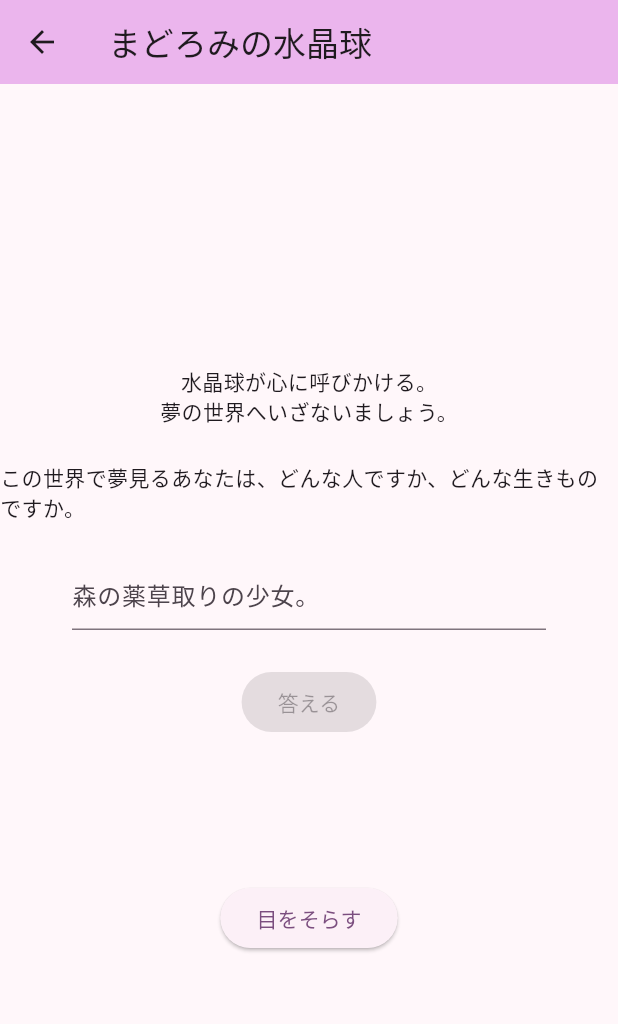
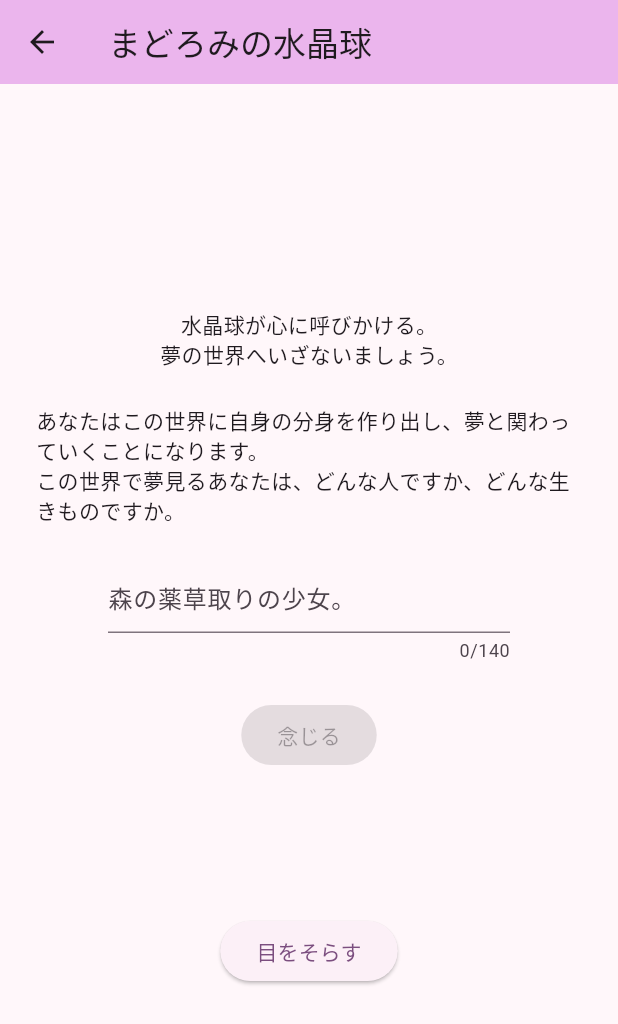
Before and after one commit to kareha-mirror/pot.lucidrowse, a Flutter app: the CreateScreen screen opened by its route, on a phone screen of 412 x 824 dp. Shown: the top 1024 px of the screen. Run offline on Flutter 3.47's test engine with Material 3 defaults, Android fonts, the phone set to English and light mode, and no system bars.

Commit message:
Add dummy figure

```diff
--- a/client/lib/models/player.dart
+++ b/client/lib/models/player.dart
@@ -1,19 +1,59 @@
-enum InhabitKind {
+enum Inhabit {
   foreigner,
   inhabitant,
   hermit,
   forgotten;
 
-  bool get isForeigner => this == InhabitKind.foreigner;
+  bool get isForeigner => this == Inhabit.foreigner;
+}
+
+class Flavor {
+  String raw;
+  String filtered;
+
+  String name;
+  String race;
+  String job;
+
+  String imageUrl;
+
+  int time;
+
+  Flavor.blank()
+    : raw = '',
+      filtered = '',
+      name = '',
+      race = '',
+      job = '',
+      imageUrl = '',
+      time = 0;
+}
+
+class Action {
+  String raw;
+  String filtered;
+
+  int time;
+
+  Action.blank() : raw = '', filtered = '', time = 0;
 }
 
 class Player {
-  InhabitKind inhabitKind;
-  String flavorText;
-  String actionText;
+  Inhabit inhabit;
+
+  List<Flavor> flavors;
+  Flavor flavor;
+
+  List<Action> actions;
+  Action action;
+
+  String summary;
 
   Player.unnamed()
-    : inhabitKind = InhabitKind.foreigner,
-      flavorText = '',
-      actionText = '';
+    : inhabit = Inhabit.foreigner,
+      flavors = [],
+      flavor = Flavor.blank(),
+      actions = [],
+      action = Action.blank(),
+      summary = '';
 }
--- a/client/lib/screens/create_screen.dart
+++ b/client/lib/screens/create_screen.dart
@@ -19,7 +19,7 @@ class _CreateScreenState extends State<CreateScreen> {
   void initState() {
     super.initState();
     _controller = TextEditingController();
-    _controller.text = widget.state.player.flavorText;
+    _controller.text = widget.state.player.flavor.raw;
   }
 
   @override
@@ -28,12 +28,25 @@ class _CreateScreenState extends State<CreateScreen> {
     super.dispose();
   }
 
-  void _submitText(String value) {
+  void _submitRaw(String value) {
     setState(() {
-      widget.state.player.flavorText = value;
+      widget.state.player.flavor.raw = value;
+      widget.state.player.flavor.filtered = value;
 
-      if (widget.state.player.inhabitKind.isForeigner) {
-        widget.state.player.inhabitKind = InhabitKind.inhabitant;
+      widget.state.player.flavor.name = 'リタ';
+      widget.state.player.flavor.race = '人間';
+      widget.state.player.flavor.job = '見習い魔法使い';
+
+      widget.state.player.flavor.imageUrl = 'assets/images/figure.webp';
+
+      widget.state.player.flavor.time = widget.state.time;
+    });
+  }
+
+  void _commit() {
+    setState(() {
+      if (widget.state.player.inhabit.isForeigner) {
+        widget.state.player.inhabit = Inhabit.inhabitant;
         widget.state.inhabitants.add(widget.state.player);
       }
     });
@@ -44,48 +57,75 @@ class _CreateScreenState extends State<CreateScreen> {
     return Scaffold(
       appBar: AppBar(
         backgroundColor: Theme.of(context).colorScheme.inversePrimary,
-        title: Text('まどろみの水晶球'),
+        title: const Text('まどろみの水晶球'),
       ),
+
       body: Center(
-        child: ConstrainedBox(
-          constraints: const BoxConstraints(maxWidth: 1200),
+        child: SingleChildScrollView(
+          padding: const EdgeInsets.symmetric(horizontal: 24, vertical: 16),
           child: Column(
-            mainAxisAlignment: .center,
             children: [
-              SizedBox(height: 48),
-              Text('水晶球が心に呼びかける。'),
-              Text('夢の世界へいざないましょう。'),
-              SizedBox(height: 24),
-              Text('この世界で夢見るあなたは、どんな人ですか、どんな生きものですか。'),
-              SizedBox(height: 24),
+              if (widget.state.player.inhabit.isForeigner) ...[
+                const Text('水晶球が心に呼びかける。'),
+                const Text('夢の世界へいざないましょう。'),
+                const SizedBox(height: 24),
+                const Text('あなたはこの世界に自身の分身を作り出し、夢と関わっていくことになります。'),
+                const Text('この世界で夢見るあなたは、どんな人ですか、どんな生きものですか。'),
+              ] else ...[
+                const Text('水晶球が心に呼びかける。'),
+                const Text('何か変化はありましたか。'),
+                const SizedBox(height: 24),
+                const Text('あなたの分身に何か変化があるのなら、ここで新たに念じてください。'),
+              ],
+
+              const SizedBox(height: 24),
               Padding(
                 padding: EdgeInsets.symmetric(horizontal: 48),
                 child: TextField(
                   controller: _controller,
                   decoration: InputDecoration(hintText: '森の薬草取りの少女。'),
-                  onSubmitted: (String value) => _submitText(value),
+                  onSubmitted: (String value) => _submitRaw(value),
                   onChanged: (String value) => setState(() {}),
                   maxLines: null,
+                  maxLength: 140,
                 ),
               ),
               SizedBox(height: 24),
-              if (_controller.text == '')
-                ElevatedButton(onPressed: null, child: Text('答える'))
-              else
+              ElevatedButton(
+                onPressed: _controller.text.isEmpty
+                    ? null
+                    : () => _submitRaw(_controller.text),
+                child: Text('念じる'),
+              ),
+              if (widget.state.player.flavor.filtered != '') ...[
+                SizedBox(height: 48),
+                const Text('あなたの言葉は夢に映されこうなりました。'),
+                SizedBox(height: 24),
+                Text(widget.state.player.flavor.filtered),
+                const SizedBox(height: 48),
+                Center(
+                  child: ConstrainedBox(
+                    constraints: const BoxConstraints(maxWidth: 600),
+                    child: Image(
+                      image: AssetImage(widget.state.player.flavor.imageUrl),
+                    ),
+                  ),
+                ),
+                const SizedBox(height: 48),
                 ElevatedButton(
-                  onPressed: () => _submitText(_controller.text),
-                  child: Text('答える'),
+                  onPressed: () {
+                    _commit();
+                    Navigator.pop(context);
+                  },
+                  child: Text('これでよし'),
                 ),
-              if (widget.state.player.flavorText != '') ...[
-                SizedBox(height: 48),
-                Text(widget.state.player.flavorText),
               ],
-              SizedBox(height: 96),
+              const SizedBox(height: 96),
               ElevatedButton(
                 onPressed: () => Navigator.pop(context),
                 child: Text('目をそらす'),
               ),
-              SizedBox(height: 48),
+              SizedBox(height: 16),
             ],
           ),
         ),
--- a/client/lib/screens/debug_screen.dart
+++ b/client/lib/screens/debug_screen.dart
@@ -38,7 +38,7 @@ class _DebugScreenState extends State<DebugScreen> {
           mainAxisAlignment: .center,
           children: [
             ElevatedButton(
-              onPressed: widget.state.player.inhabitKind.isForeigner
+              onPressed: widget.state.player.inhabit.isForeigner
                   ? null
                   : () => _clearMyself(),
               child: const Text('自分を手放す'),
--- a/client/lib/screens/home_screen.dart
+++ b/client/lib/screens/home_screen.dart
@@ -31,6 +31,8 @@ class _HomeScreenState extends State<HomeScreen> {
           ),
 
           Center(
+            child: SingleChildScrollView(
+              padding: const EdgeInsets.symmetric(horizontal: 24, vertical: 16),
               child: Column(
                 mainAxisAlignment: .center,
                 children: [
@@ -82,6 +84,7 @@ class _HomeScreenState extends State<HomeScreen> {
                 ],
               ),
             ),
+          ),
         ],
       ),
     );
--- a/client/lib/state/app_state.dart
+++ b/client/lib/state/app_state.dart
@@ -1,6 +1,7 @@
 import 'package:client/models/player.dart';
 
 class AppState {
+  int time = 0;
   Player player = Player.unnamed();
   List<Player> inhabitants = [];
 }
```
Also changed, not shown: client/lib/screens/explore_screen.dart (+15 -2 lines), client/lib/screens/write_screen.dart (+9 -6 lines), client/assets/images/figure.webp (added). Lines whose indentation alone changed are shown as unchanged.
